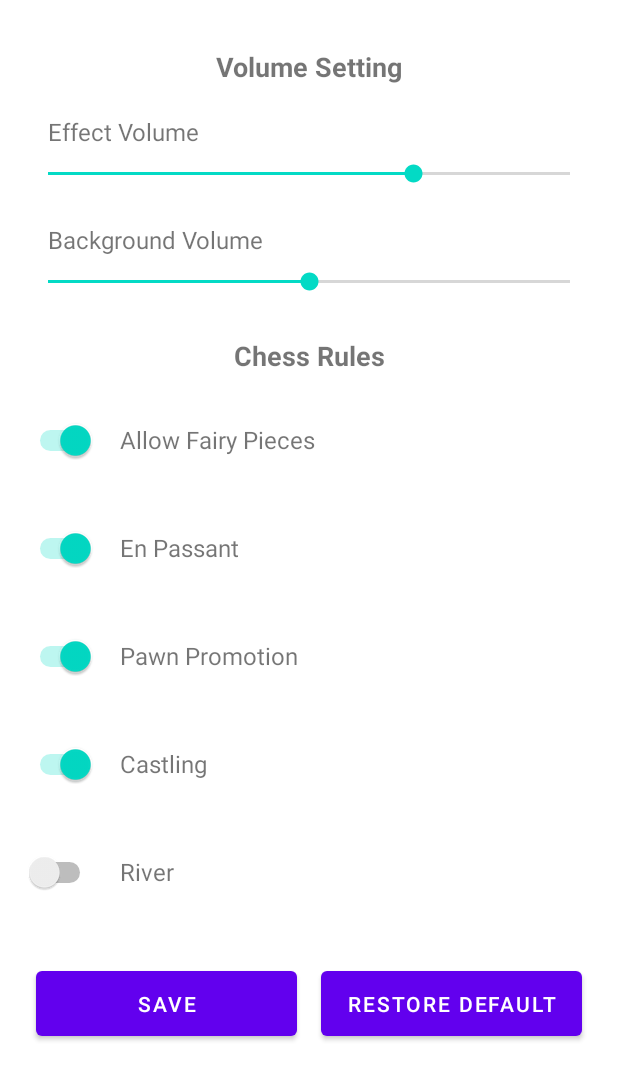
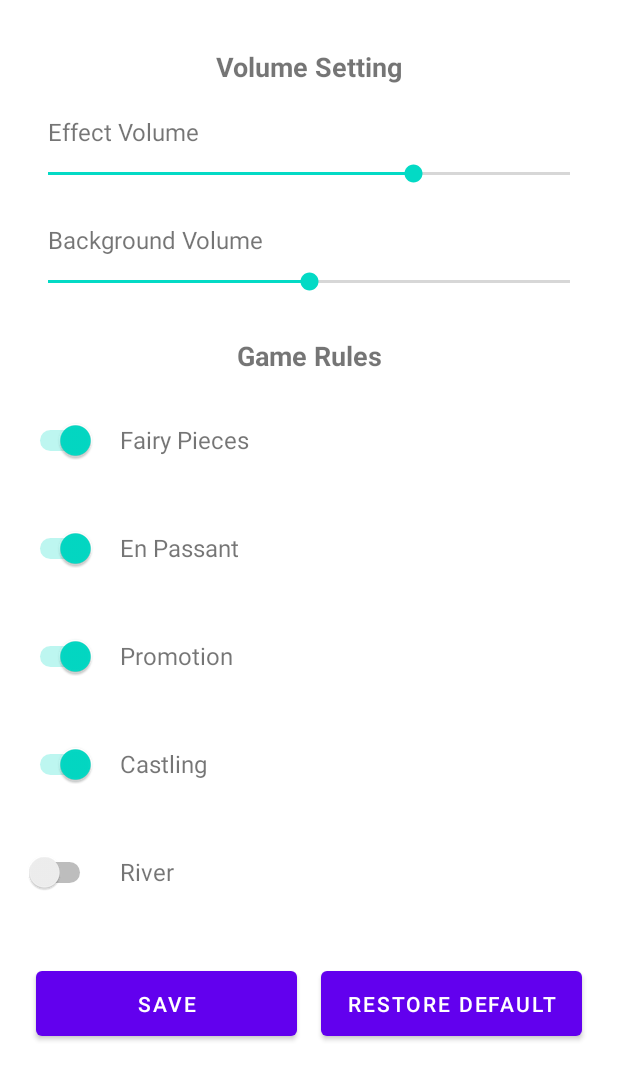
Before and after one commit to UselessWeeb/PRM-Chess-Game, an Android app: the screen it shows after launch (MainActivity), in the side drawer, after a tap on "Settings", on a phone screen of 412 x 824 dp. Shown: the top 1080 px of the screen. Run offline under Robolectric (Android 15) with nearby library versions, the phone set to English and light mode, and no system bars.

Commit message:
add localization and river animation

```diff
--- /dev/null
+++ b/app/src/main/res/anim/river_animation.xml
@@ -0,0 +1,19 @@
+<set xmlns:android="http://schemas.android.com/apk/res/android"
+    android:interpolator="@android:anim/accelerate_decelerate_interpolator"
+    android:repeatCount="infinite"
+    android:repeatMode="reverse">
+
+    <alpha
+        android:duration="1000"
+        android:fromAlpha="0.7"
+        android:toAlpha="1.0"/>
+
+    <scale
+        android:duration="1200"
+        android:fromXScale="0.98"
+        android:fromYScale="1.0"
+        android:pivotX="50%"
+        android:pivotY="50%"
+        android:toXScale="1.02"
+        android:toYScale="1.0"/>
+</set>
--- a/app/src/main/res/layout/fragment_setting.xml
+++ b/app/src/main/res/layout/fragment_setting.xml
@@ -16,7 +16,7 @@
             android:layout_width="match_parent"
             android:layout_height="wrap_content"
             android:gravity="center"
-            android:text="Volume Setting" />
+            android:text="@string/volume_setting" />
         <!-- Volume Section -->
         <LinearLayout
             style="@style/SettingsItemLayout"
@@ -28,7 +28,7 @@
                 style="@style/SettingsItemText"
                 android:layout_width="wrap_content"
                 android:layout_height="match_parent"
-                android:text="Effect Volume" />
+                android:text="@string/effect_volume" />
 
             <SeekBar
                 android:id="@+id/seekbar_effect_volume"
@@ -49,7 +49,7 @@
                 style="@style/SettingsItemText"
                 android:layout_width="match_parent"
                 android:layout_height="match_parent"
-                android:text="Background Volume" />
+                android:text="@string/background_volume" />
 
             <SeekBar
                 android:id="@+id/seekbar_background_volume"
@@ -64,7 +64,7 @@
         <TextView
             style="@style/SettingsSectionTitle"
             android:gravity="center"
-            android:text="Chess Rules" />
+            android:text="@string/game_rules" />
 
         <!-- Chess Rules Section -->
         <LinearLayout
@@ -78,7 +78,7 @@
                 android:checked="true"/>
             <TextView
                 style="@style/SettingsItemText"
-                android:text="Allow Fairy Pieces"/>
+                android:text="@string/fairy_pieces"/>
         </LinearLayout>
 
         <LinearLayout
@@ -92,7 +92,7 @@
                 android:checked="true"/>
             <TextView
                 style="@style/SettingsItemText"
-                android:text="En Passant"/>
+                android:text="@string/en_passant"/>
         </LinearLayout>
 
         <LinearLayout
@@ -106,7 +106,7 @@
                 android:checked="true"/>
             <TextView
                 style="@style/SettingsItemText"
-                android:text="Pawn Promotion"/>
+                android:text="@string/promotion"/>
         </LinearLayout>
 
         <LinearLayout
@@ -120,7 +120,7 @@
                 android:checked="true"/>
             <TextView
                 style="@style/SettingsItemText"
-                android:text="Castling"/>
+                android:text="@string/castling"/>
         </LinearLayout>
 
         <LinearLayout
@@ -134,7 +134,7 @@
                 android:checked="true"/>
             <TextView
                 style="@style/SettingsItemText"
-                android:text="River"/>
+                android:text="@string/river"/>
         </LinearLayout>
 
         <!-- Buttons -->
@@ -147,12 +147,12 @@
             <Button
                 android:id="@+id/btn_save"
                 style="@style/SettingsButton"
-                android:text="Save"/>
+                android:text="@string/save_settings"/>
 
             <Button
                 android:id="@+id/btn_default"
                 style="@style/SettingsButton"
-                android:text="Restore Default"/>
+                android:text="@string/restore_default"/>
         </LinearLayout>
 
     </LinearLayout>
--- a/app/src/main/res/values/strings.xml
+++ b/app/src/main/res/values/strings.xml
@@ -53,4 +53,23 @@
     <string name="chess_pieces">Chess Pieces</string>
     <string name="chess_rules_decs">1. Players alternate turns moving one piece at a time\n2. Capture opponent pieces by moving onto their square\n3. The King must not be left in check\n4. Win by checkmating the opponent\'s King\n5. Special moves: Castling, En Passant, Promotion</string>
     <string name="basic_rules">Basic Rules</string>
+    <string name="undo_btn">Undo</string>
+    <string name="new_game_btn">New Game</string>
+    <string name="captured_section">Captured:</string>
+    <string name="fairy_pieces">Fairy Pieces</string>
+    <string name="en_passant">En Passant</string>
+    <string name="castling">Castling</string>
+    <string name="promotion">Promotion</string>
+    <string name="game_rules">Game Rules</string>
+    <string name="game_modes">Game Modes</string>
+    <string name="local">1. Local 1v1 - Play with a friend on the same device</string>
+    <string name="hotspot">2. Hotspot 1v1 - Connect with a friend via WiFi hotspot</string>
+    <string name="custom_boards">Custom Boards</string>
+    <string name="custom_board_decs">Create boards from 6x6 up to 16x16 grids for unique gameplay experiences. Larger boards allow for more strategic possibilities with extended piece movement.</string>
+    <string name="save_settings">Save</string>
+    <string name="restore_default">Restore Default</string>
+    <string name="river">River</string>
+    <string name="effect_volume">Effect Volume</string>
+    <string name="volume_setting">Volume Setting</string>
+    <string name="background_volume">Background Volume</string>
 </resources>
```
Also changed, not shown: app/src/main/java/vn/edu/fpt/gameproject/PlayActivity.java (+7 -0 lines), app/src/main/res/layout/activity_play.xml (+5 -5 lines), app/src/main/res/layout/fragment_create_room.xml (+5 -5 lines), app/src/main/res/layout/fragment_help.xml (+5 -5 lines), app/src/main/res/layout/nav_header.xml (+0 -8 lines), app/src/main/res/values-night/strings.xml (+58 -1 lines).
